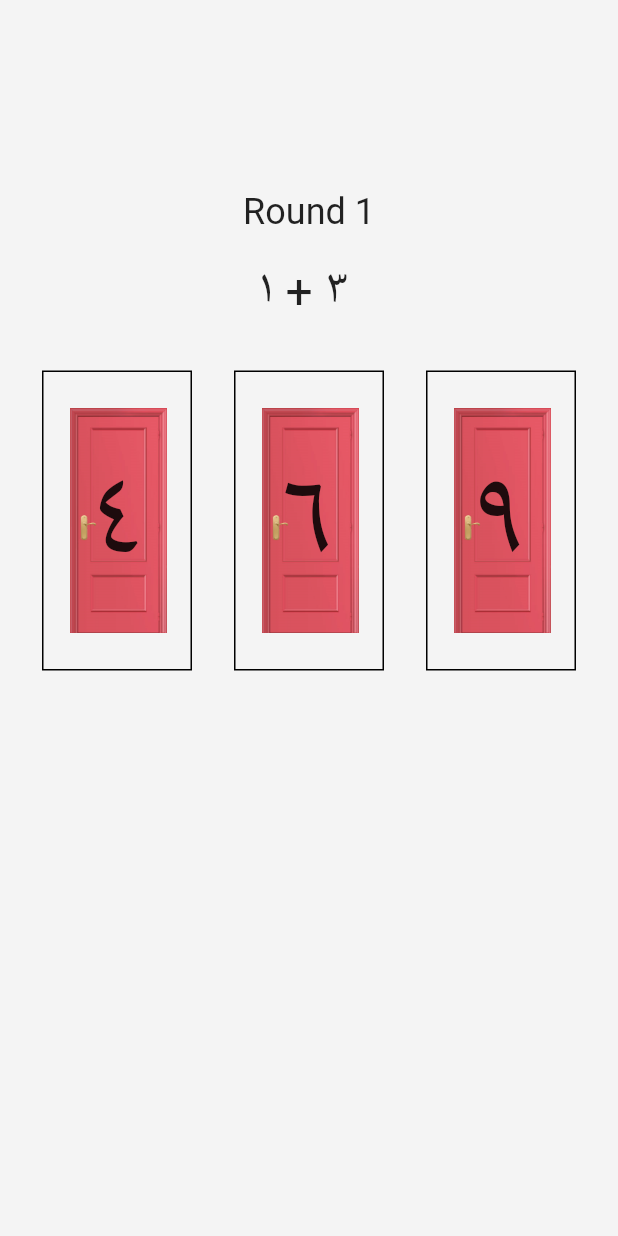
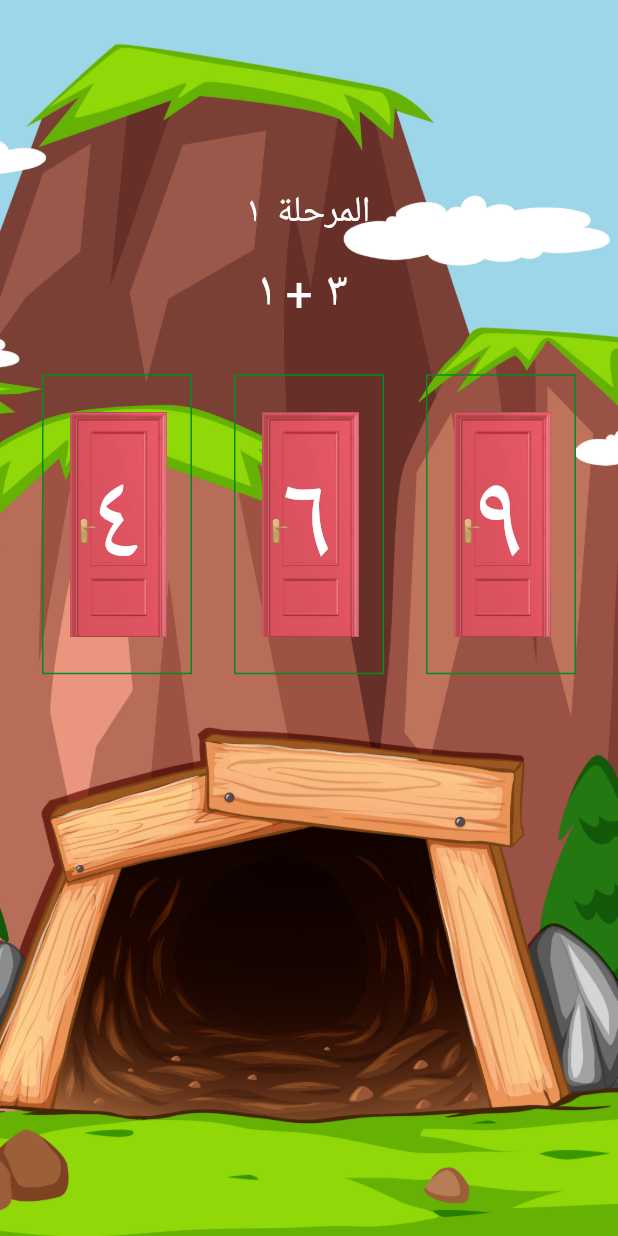
Before and after one commit to MahShihab/MathApp, a Flutter app: the ASum1_9 screen opened directly, on a phone screen of 412 x 824 dp. Run offline on Flutter 3.47's test engine with Material 2 defaults, Android fonts, the phone set to English and light mode, and no system bars; our stand-ins replace cloud_firestore, firebase_core, lottie; accounts and stored records are empty; network calls fail.

Commit message:
almost done

```diff
--- a/lib/ActivitySum1_9.dart
+++ b/lib/ActivitySum1_9.dart
@@ -25,6 +25,7 @@ class _ASum1_9State extends State<ASum1_9> with TickerProviderStateMixin {
   // Current equation and correct answer
   late String _currentEquation;
   late int _correctAnswer;
+  late String theCave;
 
   // List of answers to display on doors
   List<int> _answers = [];
@@ -44,6 +45,8 @@ class _ASum1_9State extends State<ASum1_9> with TickerProviderStateMixin {
   @override
   void initState() {
     super.initState();
+
+    theCave = 'assets/Cave.jpg';
 
     animationController = AnimationController(
       duration: const Duration(milliseconds: 1000),
@@ -85,6 +88,10 @@ class _ASum1_9State extends State<ASum1_9> with TickerProviderStateMixin {
       } else {
         setState(() {
           _moveDoors(answer);
+          _currentRound++;
+          if (_currentRound == 2) {
+            theCave = 'assets/Cave2.jpg';
+          }
           // Show correct animation
           animationController
               .forward()
@@ -104,9 +111,6 @@ class _ASum1_9State extends State<ASum1_9> with TickerProviderStateMixin {
             _doorMarginsright[1] = 0.0;
             _doorMarginsright[2] = 0.0;
           });
-        });
-        setState(() {
-          _currentRound++;
         });
       }
     } else {
@@ -131,21 +135,33 @@ class _ASum1_9State extends State<ASum1_9> with TickerProviderStateMixin {
   @override
   Widget build(BuildContext context) {
     return Scaffold(
-      backgroundColor: const Color(0xfff4f4f4),
-      body: Padding(
+      body: Container(
+        decoration: BoxDecoration(
+          image: DecorationImage(
+            image: AssetImage(theCave),
+            fit: BoxFit.cover,
+          ),
+        ),
+        child: Padding(
           padding: const EdgeInsets.all(0.0),
           child: Column(
             mainAxisAlignment: MainAxisAlignment.center,
             children: [
               if (!_gameOver) ...[
                 Text(
-                'Round $_currentRound',
-                style: TextStyle(fontSize: 24),
+                  'المرحلة  ${Myans[_currentRound]}',
+                  style: TextStyle(
+                    fontSize: 24,
+                    color: Color.fromARGB(255, 255, 255, 255),
+                  ),
                 ),
                 SizedBox(height: 16),
                 Text(
                   _currentEquation,
-                style: TextStyle(fontSize: 32),
+                  style: TextStyle(
+                    fontSize: 32,
+                    color: Color.fromARGB(255, 255, 255, 255),
+                  ),
                 ),
                 SizedBox(height: 32),
                 Row(
@@ -156,7 +172,7 @@ class _ASum1_9State extends State<ASum1_9> with TickerProviderStateMixin {
                       height: 200, // Set the desired height value
                       decoration: BoxDecoration(
                         border: Border.all(
-                        color: Colors.black,
+                          color: Color.fromARGB(255, 4, 139, 33),
                           width: 1.0,
                         ),
                       ),
@@ -200,7 +216,10 @@ class _ASum1_9State extends State<ASum1_9> with TickerProviderStateMixin {
                               child: Center(
                                 child: Text(
                                   Myans[_answers[0]],
-                                style: TextStyle(fontSize: 80),
+                                  style: TextStyle(
+                                    fontSize: 80,
+                                    color: Color.fromARGB(255, 255, 255, 255),
+                                  ),
                                 ),
                               ),
                             ),
@@ -213,7 +232,7 @@ class _ASum1_9State extends State<ASum1_9> with TickerProviderStateMixin {
                       height: 200, // Set the desired height value
                       decoration: BoxDecoration(
                         border: Border.all(
-                        color: Colors.black,
+                          color: Color.fromARGB(255, 4, 139, 33),
                           width: 1.0,
                         ),
                       ),
@@ -257,7 +276,10 @@ class _ASum1_9State extends State<ASum1_9> with TickerProviderStateMixin {
                               child: Center(
                                 child: Text(
                                   Myans[_answers[1]],
-                                style: TextStyle(fontSize: 80),
+                                  style: TextStyle(
+                                    fontSize: 80,
+                                    color: Color.fromARGB(255, 255, 255, 255),
+                                  ),
                                 ),
                               ),
                             ),
@@ -270,7 +292,7 @@ class _ASum1_9State extends State<ASum1_9> with TickerProviderStateMixin {
                       height: 200, // Set the desired height value
                       decoration: BoxDecoration(
                         border: Border.all(
-                        color: Colors.black,
+                          color: Color.fromARGB(255, 4, 139, 33),
                           width: 1.0,
                         ),
                       ),
@@ -315,7 +337,10 @@ class _ASum1_9State extends State<ASum1_9> with TickerProviderStateMixin {
                               child: Center(
                                 child: Text(
                                   Myans[_answers[2]],
-                                style: TextStyle(fontSize: 80),
+                                  style: TextStyle(
+                                    fontSize: 80,
+                                    color: Color.fromARGB(255, 255, 255, 255),
+                                  ),
                                 ),
                               ),
                             ),
@@ -327,16 +352,33 @@ class _ASum1_9State extends State<ASum1_9> with TickerProviderStateMixin {
                 ),
               ],
               if (_gameOver) ...[
+                Row(
+                  children: [
                     Lottie.asset(
                       'assets/lotties/treasure.json',
                       width: 200,
                       height: 200,
                       fit: BoxFit.cover,
                     ),
+                    Lottie.asset(
+                      'assets/lotties/treasure.json',
+                      width: 200,
+                      height: 200,
+                      fit: BoxFit.cover,
+                    ),
+                  ],
+                ),
+                // Lottie.asset(
+                //   'assets/lotties/treasure.json',
+                //   width: 200,
+                //   height: 200,
+                //   fit: BoxFit.cover,
+                // ),
                 SizedBox(height: 16),
                 Text(
-                "Congratulations! You completed all levels.",
-                style: TextStyle(fontSize: 24),
+                  "أحسنت لقد أتممت جميع المراحل",
+                  style: TextStyle(
+                      fontSize: 24, color: Color.fromARGB(255, 255, 255, 255)),
                   textAlign: TextAlign.center,
                 ),
                 SizedBox(height: 50),
@@ -378,6 +420,7 @@ class _ASum1_9State extends State<ASum1_9> with TickerProviderStateMixin {
             ],
           ),
         ),
+      ),
     );
   }
 }
--- a/lib/Sum1_9.dart
+++ b/lib/Sum1_9.dart
@@ -10,6 +10,7 @@ import 'Data.dart';
 import 'ExplainComparison1_9.dart';
 import 'ExplainSum1_9.dart';
 import 'GameCompar.dart';
+import 'GameSaum1_9.dart';
 
 class Sum1_9 extends StatelessWidget {
   const Sum1_9({Key? key}) : super(key: key);
@@ -125,7 +126,7 @@ class Sum1_9 extends StatelessWidget {
                       Navigator.push(
                         context,
                         MaterialPageRoute(
-                            builder: (context) => GCompar()),
+                            builder: (context) => GSum1_9()),
                       );
                     }
                   },
--- a/pubspec.yaml
+++ b/pubspec.yaml
@@ -73,6 +73,8 @@ flutter:
       - assets/background2.jpg
 
       - assets/door.png
+      - assets/Cave.jpg
+      - assets/Cave2.jpg
 
       - assets/lotties/correct.json
       - assets/lotties/wrong.json
```
Also changed, not shown: lib/ExplainSum1_9.dart (+16 -1 lines), lib/GameSaum1_9.dart (+422 -0 lines), assets/Cave.jpg (added), assets/Cave2.jpg (added). Lines whose indentation alone changed are shown as unchanged.
